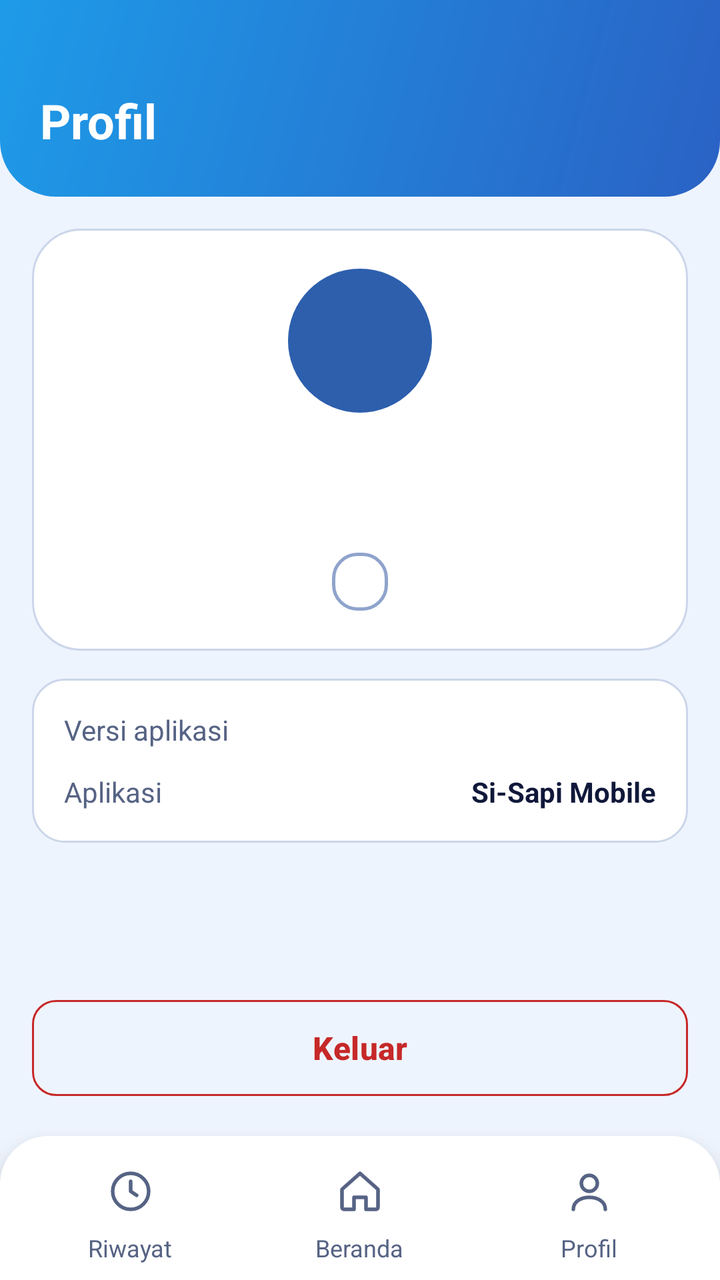
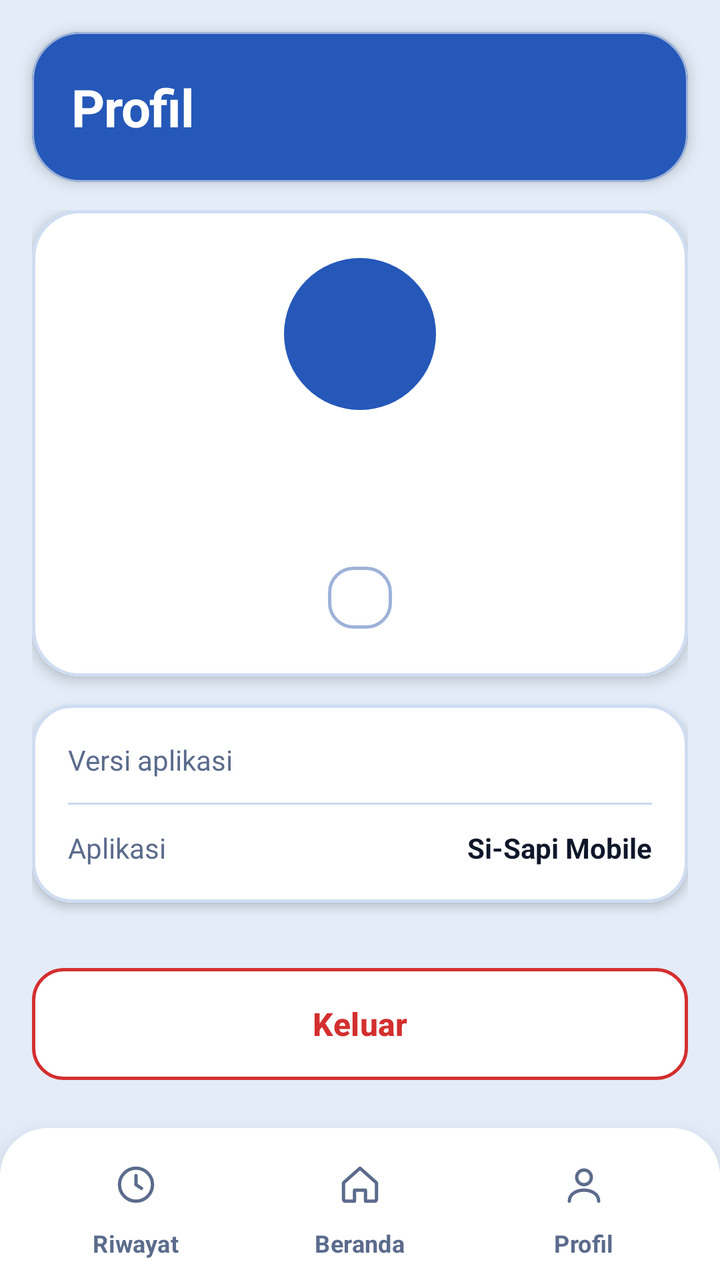

Two renders of the same Android screen: before a commit and after it. Below are the layout's source before the change and the commit's diff.
<!-- AndroidManifest.xml: application theme Theme.SiSapiMobile -->
<!-- res/layout/activity_profile.xml -->
<?xml version="1.0" encoding="utf-8"?>
<LinearLayout xmlns:android="http://schemas.android.com/apk/res/android"
    xmlns:app="http://schemas.android.com/apk/res-auto"
    android:layout_width="match_parent"
    android:layout_height="match_parent"
    android:background="@color/mist"
    android:orientation="vertical">

    <LinearLayout
        android:layout_width="match_parent"
        android:layout_height="wrap_content"
        android:background="@drawable/bg_header"
        android:orientation="vertical"
        android:paddingStart="20dp"
        android:paddingTop="44dp"
        android:paddingEnd="20dp"
        android:paddingBottom="22dp">

        <TextView
            android:layout_width="wrap_content"
            android:layout_height="wrap_content"
            android:text="Profil"
            android:textColor="#FFFFFF"
            android:textSize="24sp"
            android:textStyle="bold" />
    </LinearLayout>

    <ScrollView
        android:layout_width="match_parent"
        android:layout_height="0dp"
        android:layout_weight="1"
        android:fillViewport="true">

        <LinearLayout
            android:layout_width="match_parent"
            android:layout_height="wrap_content"
            android:orientation="vertical"
            android:padding="16dp">

            <LinearLayout
                android:layout_width="match_parent"
                android:layout_height="wrap_content"
                android:background="@drawable/bg_card_big"
                android:gravity="center_horizontal"
                android:orientation="vertical"
                android:padding="20dp">

                <TextView
                    android:id="@+id/tvAvatar"
                    android:layout_width="72dp"
                    android:layout_height="72dp"
                    android:background="@drawable/bg_tab_active"
                    android:gravity="center"
                    android:textColor="#FFFFFF"
                    android:textSize="26sp"
                    android:textStyle="bold" />

                <TextView
                    android:id="@+id/tvName"
                    android:layout_width="wrap_content"
                    android:layout_height="wrap_content"
                    android:layout_marginTop="12dp"
                    android:textColor="@color/navy"
                    android:textSize="20sp"
                    android:textStyle="bold" />

                <TextView
                    android:id="@+id/tvEmail"
                    android:layout_width="wrap_content"
                    android:layout_height="wrap_content"
                    android:layout_marginTop="2dp"
                    android:textColor="@color/muted"
                    android:textSize="14sp" />

                <TextView
                    android:id="@+id/tvRole"
                    android:layout_width="wrap_content"
                    android:layout_height="wrap_content"
                    android:layout_marginTop="10dp"
                    android:background="@drawable/bg_input"
                    android:paddingStart="14dp"
                    android:paddingTop="5dp"
                    android:paddingEnd="14dp"
                    android:paddingBottom="5dp"
                    android:textColor="@color/royal"
                    android:textSize="14sp"
                    android:textStyle="bold" />
            </LinearLayout>

            <LinearLayout
                android:layout_width="match_parent"
                android:layout_height="wrap_content"
                android:layout_marginTop="14dp"
                android:background="@drawable/bg_card"
                android:orientation="vertical"
                android:padding="16dp">

                <LinearLayout
                    android:layout_width="match_parent"
                    android:layout_height="wrap_content"
                    android:orientation="horizontal">

                    <TextView
                        android:layout_width="0dp"
                        android:layout_height="wrap_content"
                        android:layout_weight="1"
                        android:text="Versi aplikasi"
                        android:textColor="@color/muted"
                        android:textSize="14sp" />

                    <TextView
                        android:id="@+id/tvVersion"
                        android:layout_width="wrap_content"
                        android:layout_height="wrap_content"
                        android:textColor="@color/ink"
                        android:textSize="14sp"
                        android:textStyle="bold" />
                </LinearLayout>

                <LinearLayout
                    android:layout_width="match_parent"
                    android:layout_height="wrap_content"
                    android:layout_marginTop="12dp"
                    android:orientation="horizontal">

                    <TextView
                        android:layout_width="0dp"
                        android:layout_height="wrap_content"
                        android:layout_weight="1"
                        android:text="Aplikasi"
                        android:textColor="@color/muted"
                        android:textSize="14sp" />

                    <TextView
                        android:layout_width="wrap_content"
                        android:layout_height="wrap_content"
                        android:text="Si-Sapi Mobile"
                        android:textColor="@color/ink"
                        android:textSize="14sp"
                        android:textStyle="bold" />
                </LinearLayout>
            </LinearLayout>

            <View
                android:layout_width="match_parent"
                android:layout_height="0dp"
                android:layout_weight="1" />

            <com.google.android.material.button.MaterialButton
                android:id="@+id/btnLogout"
                style="@style/Widget.Material3.Button.OutlinedButton"
                android:layout_width="match_parent"
                android:layout_height="56dp"
                android:layout_marginTop="20dp"
                android:text="Keluar"
                android:textAllCaps="false"
                android:textColor="@color/danger"
                android:textSize="16sp"
                android:textStyle="bold"
                app:cornerRadius="12dp"
                app:strokeColor="@color/danger" />
        </LinearLayout>
    </ScrollView>

    <include layout="@layout/include_bottom_nav" />
</LinearLayout>
<!-- res/layout/include_bottom_nav.xml (included above) -->
<?xml version="1.0" encoding="utf-8"?>
<LinearLayout xmlns:android="http://schemas.android.com/apk/res/android"
    xmlns:app="http://schemas.android.com/apk/res-auto"
    android:layout_width="match_parent"
    android:layout_height="72dp"
    android:background="@drawable/bg_bottom_nav"
    android:elevation="10dp"
    android:orientation="horizontal"
    android:paddingStart="8dp"
    android:paddingTop="6dp"
    android:paddingEnd="8dp"
    android:paddingBottom="6dp">

    
    <LinearLayout
        android:id="@+id/navHistory"
        android:layout_width="0dp"
        android:layout_height="match_parent"
        android:layout_weight="1"
        android:clickable="true"
        android:focusable="true"
        android:foreground="?attr/selectableItemBackgroundBorderless"
        android:gravity="center"
        android:orientation="vertical">

        <FrameLayout
            android:id="@+id/circleHistory"
            android:layout_width="40dp"
            android:layout_height="40dp">

            <ImageView
                android:id="@+id/icNavHistory"
                android:layout_width="24dp"
                android:layout_height="24dp"
                android:layout_gravity="center"
                android:importantForAccessibility="no"
                android:src="@drawable/ic_history"
                app:tint="@color/muted" />
        </FrameLayout>

        <TextView
            android:id="@+id/tvNavHistory"
            android:layout_width="wrap_content"
            android:layout_height="wrap_content"
            android:text="Riwayat"
            android:textColor="@color/muted"
            android:textSize="12sp" />
    </LinearLayout>

    
    <LinearLayout
        android:id="@+id/navHome"
        android:layout_width="0dp"
        android:layout_height="match_parent"
        android:layout_weight="1"
        android:clickable="true"
        android:focusable="true"
        android:foreground="?attr/selectableItemBackgroundBorderless"
        android:gravity="center"
        android:orientation="vertical">

        <FrameLayout
            android:id="@+id/circleHome"
            android:layout_width="40dp"
            android:layout_height="40dp">

            <ImageView
                android:id="@+id/icNavHome"
                android:layout_width="24dp"
                android:layout_height="24dp"
                android:layout_gravity="center"
                android:importantForAccessibility="no"
                android:src="@drawable/ic_home"
                app:tint="@color/muted" />
        </FrameLayout>

        <TextView
            android:id="@+id/tvNavHome"
            android:layout_width="wrap_content"
            android:layout_height="wrap_content"
            android:text="Beranda"
            android:textColor="@color/muted"
            android:textSize="12sp" />
    </LinearLayout>

    
    <LinearLayout
        android:id="@+id/navProfile"
        android:layout_width="0dp"
        android:layout_height="match_parent"
        android:layout_weight="1"
        android:clickable="true"
        android:focusable="true"
        android:foreground="?attr/selectableItemBackgroundBorderless"
        android:gravity="center"
        android:orientation="vertical">

        <FrameLayout
            android:id="@+id/circleProfile"
            android:layout_width="40dp"
            android:layout_height="40dp">

            <ImageView
                android:id="@+id/icNavProfile"
                android:layout_width="24dp"
                android:layout_height="24dp"
                android:layout_gravity="center"
                android:importantForAccessibility="no"
                android:src="@drawable/ic_person"
                app:tint="@color/muted" />
        </FrameLayout>

        <TextView
            android:id="@+id/tvNavProfile"
            android:layout_width="wrap_content"
            android:layout_height="wrap_content"
            android:text="Profil"
            android:textColor="@color/muted"
            android:textSize="12sp" />
    </LinearLayout>
</LinearLayout>
<!-- resources referenced by this layout -->
<resources>
  <color name="danger">#C62828</color>
  <color name="ink">#10183A</color>
  <color name="mist">#EEF4FD</color>
  <color name="muted">#566384</color>
  <color name="navy">#1B1464</color>
  <color name="royal">#2D5FAD</color>
  <!-- drawable bg_bottom_nav (drawable) -->
  <?xml version="1.0" encoding="utf-8"?>
  <shape xmlns:android="http://schemas.android.com/apk/res/android">
      <solid android:color="#FFFFFF" />
      <corners android:topLeftRadius="24dp" android:topRightRadius="24dp" />
  </shape>
  <!-- drawable bg_card (drawable) -->
  <?xml version="1.0" encoding="utf-8"?>
  <shape xmlns:android="http://schemas.android.com/apk/res/android">
      <solid android:color="#FFFFFF" />
      <stroke android:width="1dp" android:color="#CBD6EA" />
      <corners android:radius="16dp" />
  </shape>
  <!-- drawable bg_card_big (drawable) -->
  <?xml version="1.0" encoding="utf-8"?>
  <shape xmlns:android="http://schemas.android.com/apk/res/android">
      <solid android:color="#FFFFFF" />
      <stroke android:width="1dp" android:color="#CBD6EA" />
      <corners android:radius="24dp" />
  </shape>
  <!-- drawable bg_header (drawable) -->
  <?xml version="1.0" encoding="utf-8"?>
  <shape xmlns:android="http://schemas.android.com/apk/res/android">
      <gradient
          android:angle="315"
          android:endColor="#2A62C4"
          android:startColor="#1E9BE8" />
      <corners
          android:bottomLeftRadius="28dp"
          android:bottomRightRadius="28dp" />
  </shape>
  <!-- drawable bg_input (drawable) -->
  <?xml version="1.0" encoding="utf-8"?>
  <shape xmlns:android="http://schemas.android.com/apk/res/android">
      <solid android:color="#FFFFFF" />
      <stroke android:width="1.5dp" android:color="@color/line" />
      <corners android:radius="12dp" />
  </shape>
  <!-- drawable bg_tab_active (drawable) -->
  <?xml version="1.0" encoding="utf-8"?>
  <shape xmlns:android="http://schemas.android.com/apk/res/android"
      android:shape="oval">
      <solid android:color="@color/royal" />
  </shape>
  <!-- drawable ic_home (drawable) -->
  <?xml version="1.0" encoding="utf-8"?>
  <vector xmlns:android="http://schemas.android.com/apk/res/android"
      android:width="24dp" android:height="24dp"
      android:viewportWidth="24" android:viewportHeight="24">
      <path
          android:fillColor="#00000000"
          android:pathData="M3,11l9,-8 9,8v9a1,1 0 0 1 -1,1h-5v-6H9v6H4a1,1 0 0 1 -1,-1z"
          android:strokeColor="#000000" android:strokeWidth="1.8"
          android:strokeLineCap="round" android:strokeLineJoin="round" />
  </vector>
  <!-- drawable ic_person (drawable) -->
  <?xml version="1.0" encoding="utf-8"?>
  <vector xmlns:android="http://schemas.android.com/apk/res/android"
      android:width="24dp" android:height="24dp"
      android:viewportWidth="24" android:viewportHeight="24">
      <path
          android:fillColor="#00000000"
          android:pathData="M12,8m-4,0a4,4 0 1 0 8,0a4,4 0 1 0 -8,0"
          android:strokeColor="#000000" android:strokeWidth="1.8"
          android:strokeLineCap="round" android:strokeLineJoin="round" />
      <path
          android:fillColor="#00000000"
          android:pathData="M4,21c0,-4 4,-6 8,-6s8,2 8,6"
          android:strokeColor="#000000" android:strokeWidth="1.8"
          android:strokeLineCap="round" android:strokeLineJoin="round" />
  </vector>
  <style name="Theme.SiSapiMobile" parent="Base.Theme.SiSapiMobile" />
  <color name="line">#8FA3CC</color>
  <style name="Base.Theme.SiSapiMobile" parent="Theme.Material3.DayNight.NoActionBar">
          <item name="android:windowOptOutEdgeToEdgeEnforcement" tools:targetApi="35">true</item>
      </style>
  <!-- unchanged entries left out for length: 1 -->
</resources>

<!-- the commit's change to res/layout/activity_profile.xml (unified diff, before → after) -->
@@ -6,159 +6,211 @@
     android:background="@color/mist"
     android:orientation="vertical">
 
-    <LinearLayout
+    
+    <com.google.android.material.card.MaterialCardView
         android:layout_width="match_parent"
         android:layout_height="wrap_content"
-        android:background="@drawable/bg_header"
-        android:orientation="vertical"
-        android:paddingStart="20dp"
-        android:paddingTop="44dp"
-        android:paddingEnd="20dp"
-        android:paddingBottom="22dp">
-
-        <TextView
-            android:layout_width="wrap_content"
-            android:layout_height="wrap_content"
-            android:text="Profil"
-            android:textColor="#FFFFFF"
-            android:textSize="24sp"
-            android:textStyle="bold" />
-    </LinearLayout>
+        android:layout_marginStart="16dp"
+        android:layout_marginTop="16dp"
+        android:layout_marginEnd="16dp"
+        app:cardBackgroundColor="@color/royal"
+        app:cardCornerRadius="24dp"
+        app:cardElevation="4dp"
+        app:strokeColor="@color/line"
+        app:strokeWidth="1dp">
+
+        <LinearLayout
+            android:layout_width="match_parent"
+            android:layout_height="wrap_content"
+            android:orientation="vertical"
+            android:paddingStart="20dp"
+            android:paddingTop="20dp"
+            android:paddingEnd="20dp"
+            android:paddingBottom="20dp">
+
+            <TextView
+                android:layout_width="wrap_content"
+                android:layout_height="wrap_content"
+                android:letterSpacing="-0.02"
+                android:text="Profil"
+                android:textColor="#FFFFFF"
+                android:textSize="26sp"
+                android:textStyle="bold" />
+        </LinearLayout>
+    </com.google.android.material.card.MaterialCardView>
 
     <ScrollView
         android:layout_width="match_parent"
         android:layout_height="0dp"
         android:layout_weight="1"
+        android:clipToPadding="false"
         android:fillViewport="true">
 
         <LinearLayout
             android:layout_width="match_parent"
             android:layout_height="wrap_content"
             android:orientation="vertical"
-            android:padding="16dp">
-
-            <LinearLayout
+            android:paddingStart="16dp"
+            android:paddingTop="14dp"
+            android:paddingEnd="16dp"
+            android:paddingBottom="24dp">
+
+            
+            <com.google.android.material.card.MaterialCardView
                 android:layout_width="match_parent"
                 android:layout_height="wrap_content"
-                android:background="@drawable/bg_card_big"
-                android:gravity="center_horizontal"
-                android:orientation="vertical"
-                android:padding="20dp">
-
-                <TextView
-                    android:id="@+id/tvAvatar"
-                    android:layout_width="72dp"
-                    android:layout_height="72dp"
-                    android:background="@drawable/bg_tab_active"
-                    android:gravity="center"
-                    android:textColor="#FFFFFF"
-                    android:textSize="26sp"
-                    android:textStyle="bold" />
-
-                <TextView
-                    android:id="@+id/tvName"
-                    android:layout_width="wrap_content"
+                app:cardBackgroundColor="@color/bento_surface"
+                app:cardCornerRadius="24dp"
+                app:cardElevation="4dp"
+                app:strokeColor="@color/bento_stroke"
+                app:strokeWidth="1.5dp">
+
+                <LinearLayout
+                    android:layout_width="match_parent"
                     android:layout_height="wrap_content"
-                    android:layout_marginTop="12dp"
-                    android:textColor="@color/navy"
-                    android:textSize="20sp"
-                    android:textStyle="bold" />
-
-                <TextView
-                    android:id="@+id/tvEmail"
-                    android:layout_width="wrap_content"
-                    android:layout_height="wrap_content"
-                    android:layout_marginTop="2dp"
-                    android:textColor="@color/muted"
-                    android:textSize="14sp" />
-
-                <TextView
-                    android:id="@+id/tvRole"
-                    android:layout_width="wrap_content"
-                    android:layout_height="wrap_content"
-                    android:layout_marginTop="10dp"
-                    android:background="@drawable/bg_input"
-                    android:paddingStart="14dp"
-                    android:paddingTop="5dp"
-                    android:paddingEnd="14dp"
-                    android:paddingBottom="5dp"
-                    android:textColor="@color/royal"
-                    android:textSize="14sp"
-                    android:textStyle="bold" />
-            </LinearLayout>
-
-            <LinearLayout
+                    android:gravity="center_horizontal"
+                    android:orientation="vertical"
+                    android:padding="24dp">
+
+                    <TextView
+                        android:id="@+id/tvAvatar"
+                        android:layout_width="76dp"
+                        android:layout_height="76dp"
+                        android:background="@drawable/bg_tab_active"
+                        android:gravity="center"
+                        android:textColor="#FFFFFF"
+                        android:textSize="28sp"
+                        android:textStyle="bold" />
+
+                    <TextView
+                        android:id="@+id/tvName"
+                        android:layout_width="wrap_content"
+                        android:layout_height="wrap_content"
+                        android:layout_marginTop="14dp"
+                        android:letterSpacing="-0.01"
+                        android:textColor="@color/navy"
+                        android:textSize="22sp"
+                        android:textStyle="bold" />
+
+                    <TextView
+                        android:id="@+id/tvEmail"
+                        android:layout_width="wrap_content"
+                        android:layout_height="wrap_content"
+                        android:layout_marginTop="4dp"
+                        android:textColor="@color/muted"
+                        android:textSize="14sp" />
+
+                    <TextView
+                        android:id="@+id/tvRole"
+                        android:layout_width="wrap_content"
+                        android:layout_height="wrap_content"
+                        android:layout_marginTop="12dp"
+                        android:background="@drawable/bg_input"
+                        android:paddingStart="16dp"
+                        android:paddingTop="6dp"
+                        android:paddingEnd="16dp"
+                        android:paddingBottom="6dp"
+                        android:textColor="@color/royal"
+                        android:textSize="14sp"
+                        android:textStyle="bold" />
+                </LinearLayout>
+            </com.google.android.material.card.MaterialCardView>
+
+            
+            <com.google.android.material.card.MaterialCardView
                 android:layout_width="match_parent"
                 android:layout_height="wrap_content"
                 android:layout_marginTop="14dp"
-                android:background="@drawable/bg_card"
-                android:orientation="vertical"
-                android:padding="16dp">
+                app:cardBackgroundColor="@color/bento_surface"
+                app:cardCornerRadius="20dp"
+                app:cardElevation="3dp"
+                app:strokeColor="@color/bento_stroke"
+                app:strokeWidth="1.5dp">
 
                 <LinearLayout
                     android:layout_width="match_parent"
                     android:layout_height="wrap_content"
-                    android:orientation="horizontal">
-
-                    <TextView
-                        android:layout_width="0dp"
-                        android:layout_height="wrap_content"
-                        android:layout_weight="1"
-                        android:text="Versi aplikasi"
-                        android:textColor="@color/muted"
-                        android:textSize="14sp" />
-
-                    <TextView
-                        android:id="@+id/tvVersion"
-                        android:layout_width="wrap_content"
-                        android:layout_height="wrap_content"
-                        android:textColor="@color/ink"
-                        android:textSize="14sp"
-                        android:textStyle="bold" />
+                    android:orientation="vertical"
+                    android:padding="18dp">
+
+                    <LinearLayout
+                        android:layout_width="match_parent"
+                        android:layout_height="wrap_content"
+                        android:gravity="center_vertical"
+                        android:orientation="horizontal">
+
+                        <TextView
+                            android:layout_width="0dp"
+                            android:layout_height="wrap_content"
+                            android:layout_weight="1"
+                            android:text="Versi aplikasi"
+                            android:textColor="@color/muted"
+                            android:textSize="14sp" />
+
+                        <TextView
+                            android:id="@+id/tvVersion"
+                            android:layout_width="wrap_content"
+                            android:layout_height="wrap_content"
+                            android:textColor="@color/ink"
+                            android:textSize="14sp"
+                            android:textStyle="bold" />
+                    </LinearLayout>
+
+                    <View
+                        android:layout_width="match_parent"
+                        android:layout_height="1dp"
+                        android:layout_marginTop="12dp"
+                        android:layout_marginBottom="12dp"
+                        android:background="@color/panel_line" />
+
+                    <LinearLayout
+                        android:layout_width="match_parent"
+                        android:layout_height="wrap_content"
+                        android:gravity="center_vertical"
+                        android:orientation="horizontal">
+
+                        <TextView
+                            android:layout_width="0dp"
+                            android:layout_height="wrap_content"
+                            android:layout_weight="1"
+                            android:text="Aplikasi"
+                            android:textColor="@color/muted"
+                            android:textSize="14sp" />
+
+                        <TextView
+                            android:layout_width="wrap_content"
+                            android:layout_height="wrap_content"
+                            android:text="Si-Sapi Mobile"
+                            android:textColor="@color/ink"
+                            android:textSize="14sp"
+                            android:textStyle="bold" />
+                    </LinearLayout>
                 </LinearLayout>
-
-                <LinearLayout
-                    android:layout_width="match_parent"
-                    android:layout_height="wrap_content"
-                    android:layout_marginTop="12dp"
-                    android:orientation="horizontal">
-
-                    <TextView
-                        android:layout_width="0dp"
-                        android:layout_height="wrap_content"
-                        android:layout_weight="1"
-                        android:text="Aplikasi"
-                        android:textColor="@color/muted"
-                        android:textSize="14sp" />
-
-                    <TextView
-                        android:layout_width="wrap_content"
-                        android:layout_height="wrap_content"
-                        android:text="Si-Sapi Mobile"
-                        android:textColor="@color/ink"
-                        android:textSize="14sp"
-                        android:textStyle="bold" />
-                </LinearLayout>
-            </LinearLayout>
+            </com.google.android.material.card.MaterialCardView>
 
             <View
                 android:layout_width="match_parent"
                 android:layout_height="0dp"
                 android:layout_weight="1" />
 
+            
             <com.google.android.material.button.MaterialButton
                 android:id="@+id/btnLogout"
                 style="@style/Widget.Material3.Button.OutlinedButton"
                 android:layout_width="match_parent"
                 android:layout_height="56dp"
-                android:layout_marginTop="20dp"
+                android:layout_marginTop="24dp"
+                android:insetTop="0dp"
+                android:insetBottom="0dp"
                 android:text="Keluar"
                 android:textAllCaps="false"
                 android:textColor="@color/danger"
                 android:textSize="16sp"
                 android:textStyle="bold"
-                app:cornerRadius="12dp"
-                app:strokeColor="@color/danger" />
+                app:backgroundTint="@color/white"
+                app:cornerRadius="16dp"
+                app:strokeColor="@color/danger"
+                app:strokeWidth="1.5dp" />
         </LinearLayout>
     </ScrollView>
 
@@ -169,14 +221,15 @@
 <LinearLayout xmlns:android="http://schemas.android.com/apk/res/android"
     xmlns:app="http://schemas.android.com/apk/res-auto"
     android:layout_width="match_parent"
-    android:layout_height="72dp"
+    android:layout_height="76dp"
     android:background="@drawable/bg_bottom_nav"
-    android:elevation="10dp"
+    android:elevation="16dp"
+    android:gravity="center_vertical"
     android:orientation="horizontal"
-    android:paddingStart="8dp"
-    android:paddingTop="6dp"
-    android:paddingEnd="8dp"
-    android:paddingBottom="6dp">
+    android:paddingStart="12dp"
+    android:paddingTop="8dp"
+    android:paddingEnd="12dp"
+    android:paddingBottom="8dp">
 
     
     <LinearLayout
@@ -192,13 +245,13 @@
 
         <FrameLayout
             android:id="@+id/circleHistory"
-            android:layout_width="40dp"
-            android:layout_height="40dp">
+            android:layout_width="48dp"
+            android:layout_height="36dp">
 
             <ImageView
                 android:id="@+id/icNavHistory"
-                android:layout_width="24dp"
-                android:layout_height="24dp"
+                android:layout_width="22dp"
+                android:layout_height="22dp"
                 android:layout_gravity="center"
                 android:importantForAccessibility="no"
                 android:src="@drawable/ic_history"
@@ -209,9 +262,12 @@
             android:id="@+id/tvNavHistory"
             android:layout_width="wrap_content"
             android:layout_height="wrap_content"
+            android:layout_marginTop="3dp"
+            android:letterSpacing="0.01"
             android:text="Riwayat"
             android:textColor="@color/muted"
-            android:textSize="12sp" />
+            android:textSize="12sp"
+            android:textStyle="bold" />
     </LinearLayout>
 
     
@@ -228,13 +284,13 @@
 
         <FrameLayout
             android:id="@+id/circleHome"
-            android:layout_width="40dp"
-            android:layout_height="40dp">
+            android:layout_width="48dp"
+            android:layout_height="36dp">
 
             <ImageView
                 android:id="@+id/icNavHome"
-                android:layout_width="24dp"
-                android:layout_height="24dp"
+                android:layout_width="22dp"
+                android:layout_height="22dp"
                 android:layout_gravity="center"
                 android:importantForAccessibility="no"
                 android:src="@drawable/ic_home"
@@ -245,9 +301,12 @@
             android:id="@+id/tvNavHome"
             android:layout_width="wrap_content"
             android:layout_height="wrap_content"
+            android:layout_marginTop="3dp"
+            android:letterSpacing="0.01"
             android:text="Beranda"
             android:textColor="@color/muted"
-            android:textSize="12sp" />
+            android:textSize="12sp"
+            android:textStyle="bold" />
     </LinearLayout>
 
     
@@ -264,13 +323,13 @@
 
         <FrameLayout
             android:id="@+id/circleProfile"
-            android:layout_width="40dp"
-            android:layout_height="40dp">
+            android:layout_width="48dp"
+            android:layout_height="36dp">
 
             <ImageView
                 android:id="@+id/icNavProfile"
-                android:layout_width="24dp"
-                android:layout_height="24dp"
+                android:layout_width="22dp"
+                android:layout_height="22dp"
                 android:layout_gravity="center"
                 android:importantForAccessibility="no"
                 android:src="@drawable/ic_person"
@@ -281,8 +340,11 @@
             android:id="@+id/tvNavProfile"
             android:layout_width="wrap_content"
             android:layout_height="wrap_content"
+            android:layout_marginTop="3dp"
+            android:letterSpacing="0.01"
             android:text="Profil"
             android:textColor="@color/muted"
-            android:textSize="12sp" />
+            android:textSize="12sp"
+            android:textStyle="bold" />
     </LinearLayout>
 </LinearLayout>
<!-- resource entries referenced after the edit -->
@@ -1,41 +1,20 @@
 <!-- resources referenced by this layout -->
 <resources>
-  <color name="danger">#C62828</color>
-  <color name="ink">#10183A</color>
-  <color name="mist">#EEF4FD</color>
-  <color name="muted">#566384</color>
-  <color name="navy">#1B1464</color>
-  <color name="royal">#2D5FAD</color>
+  <color name="bento_stroke">#CFDDF2</color>
+  <color name="bento_surface">#FFFFFF</color>
+  <color name="danger">#D32F2F</color>
+  <color name="ink">#0F172A</color>
+  <color name="mist">#E3ECF8</color>
+  <color name="muted">#5B6B8C</color>
+  <color name="navy">#161B40</color>
+  <color name="panel_line">#C8D7EE</color>
+  <color name="royal">#2558B8</color>
+  <color name="white">#FFFFFFFF</color>
   <!-- drawable bg_bottom_nav (drawable) -->
   <?xml version="1.0" encoding="utf-8"?>
   <shape xmlns:android="http://schemas.android.com/apk/res/android">
       <solid android:color="#FFFFFF" />
       <corners android:topLeftRadius="24dp" android:topRightRadius="24dp" />
-  </shape>
-  <!-- drawable bg_card (drawable) -->
-  <?xml version="1.0" encoding="utf-8"?>
-  <shape xmlns:android="http://schemas.android.com/apk/res/android">
-      <solid android:color="#FFFFFF" />
-      <stroke android:width="1dp" android:color="#CBD6EA" />
-      <corners android:radius="16dp" />
-  </shape>
-  <!-- drawable bg_card_big (drawable) -->
-  <?xml version="1.0" encoding="utf-8"?>
-  <shape xmlns:android="http://schemas.android.com/apk/res/android">
-      <solid android:color="#FFFFFF" />
-      <stroke android:width="1dp" android:color="#CBD6EA" />
-      <corners android:radius="24dp" />
-  </shape>
-  <!-- drawable bg_header (drawable) -->
-  <?xml version="1.0" encoding="utf-8"?>
-  <shape xmlns:android="http://schemas.android.com/apk/res/android">
-      <gradient
-          android:angle="315"
-          android:endColor="#2A62C4"
-          android:startColor="#1E9BE8" />
-      <corners
-          android:bottomLeftRadius="28dp"
-          android:bottomRightRadius="28dp" />
   </shape>
   <!-- drawable bg_input (drawable) -->
   <?xml version="1.0" encoding="utf-8"?>
@@ -78,7 +57,7 @@
           android:strokeLineCap="round" android:strokeLineJoin="round" />
   </vector>
   <style name="Theme.SiSapiMobile" parent="Base.Theme.SiSapiMobile" />
-  <color name="line">#8FA3CC</color>
+  <color name="line">#9EB2D8</color>
   <style name="Base.Theme.SiSapiMobile" parent="Theme.Material3.DayNight.NoActionBar">
           <item name="android:windowOptOutEdgeToEdgeEnforcement" tools:targetApi="35">true</item>
       </style>
